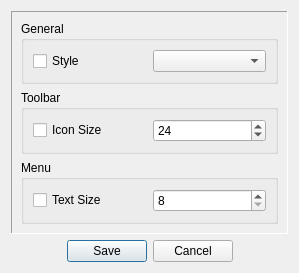
First picture: the form in librecad/src/ui/forms/lc_widgetoptionsdialog.ui, repository LibreCAD/LibreCAD, before the edit.
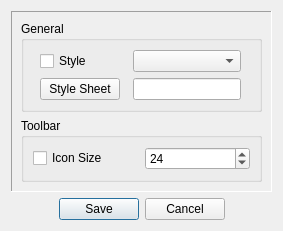
Second picture: the form after the edit.

Commit message:
added style sheet option; issue #628
& removed menu text size option in favor of adding QMenu {font-size:
16px} to a custom style sheet

& removed the check for the current style... it was overly complicated
and the style className is changed to "StyleSheet" if one has been set
via qApp

This unlocks the awesome power of style sheets!
You can name your file whatever you want (e.g. style_sheet.txt)
http://doc.qt.io/qt-5/stylesheet.html

The edit to the form file:
```diff
--- a/librecad/src/ui/forms/lc_widgetoptionsdialog.ui
+++ b/librecad/src/ui/forms/lc_widgetoptionsdialog.ui
@@ -6,8 +6,8 @@
    <rect>
     <x>0</x>
     <y>0</y>
-    <width>299</width>
-    <height>259</height>
+    <width>283</width>
+    <height>222</height>
    </rect>
   </property>
   <property name="windowTitle">
@@ -28,12 +28,24 @@
      <layout class="QGridLayout" name="gridLayout">
       <item row="1" column="0">
        <widget class="QGroupBox" name="groupBox">
+        <property name="sizePolicy">
+         <sizepolicy hsizetype="Preferred" vsizetype="Maximum">
+          <horstretch>0</horstretch>
+          <verstretch>0</verstretch>
+         </sizepolicy>
+        </property>
         <property name="title">
          <string>Toolbar</string>
         </property>
         <layout class="QGridLayout" name="gridLayout_2">
          <item row="0" column="0">
           <widget class="QCheckBox" name="toolbar_icon_size_checkbox">
+           <property name="sizePolicy">
+            <sizepolicy hsizetype="Preferred" vsizetype="Fixed">
+             <horstretch>0</horstretch>
+             <verstretch>0</verstretch>
+            </sizepolicy>
+           </property>
            <property name="text">
             <string>Icon Size</string>
            </property>
@@ -41,6 +53,12 @@
          </item>
          <item row="0" column="1">
           <widget class="QSpinBox" name="toolbar_icon_size_spinbox">
+           <property name="sizePolicy">
+            <sizepolicy hsizetype="Preferred" vsizetype="Fixed">
+             <horstretch>0</horstretch>
+             <verstretch>0</verstretch>
+            </sizepolicy>
+           </property>
            <property name="minimum">
             <number>8</number>
            </property>
@@ -55,32 +73,6 @@
         </layout>
        </widget>
       </item>
-      <item row="2" column="0">
-       <widget class="QGroupBox" name="groupBox_2">
-        <property name="title">
-         <string>Menu</string>
-        </property>
-        <layout class="QGridLayout" name="gridLayout_3">
-         <item row="0" column="0">
-          <widget class="QCheckBox" name="menu_text_size_checkbox">
-           <property name="text">
-            <string>Text Size</string>
-           </property>
-          </widget>
-         </item>
-         <item row="0" column="1">
-          <widget class="QSpinBox" name="menu_text_size_spinbox">
-           <property name="minimum">
-            <number>8</number>
-           </property>
-           <property name="maximum">
-            <number>64</number>
-           </property>
-          </widget>
-         </item>
-        </layout>
-       </widget>
-      </item>
       <item row="0" column="0">
        <widget class="QGroupBox" name="groupBox_3">
         <property name="title">
@@ -95,7 +87,37 @@
           </widget>
          </item>
          <item row="0" column="1">
-          <widget class="QComboBox" name="style_combobox"/>
+          <widget class="QComboBox" name="style_combobox">
+           <property name="sizePolicy">
+            <sizepolicy hsizetype="Preferred" vsizetype="Fixed">
+             <horstretch>0</horstretch>
+             <verstretch>0</verstretch>
+            </sizepolicy>
+           </property>
+          </widget>
+         </item>
+         <item row="1" column="1">
+          <widget class="QLineEdit" name="stylesheet_field">
+           <property name="sizePolicy">
+            <sizepolicy hsizetype="Maximum" vsizetype="Fixed">
+             <horstretch>0</horstretch>
+             <verstretch>0</verstretch>
+            </sizepolicy>
+           </property>
+          </widget>
+         </item>
+         <item row="1" column="0">
+          <widget class="QPushButton" name="stylesheet_button">
+           <property name="sizePolicy">
+            <sizepolicy hsizetype="Maximum" vsizetype="Fixed">
+             <horstretch>0</horstretch>
+             <verstretch>0</verstretch>
+            </sizepolicy>
+           </property>
+           <property name="text">
+            <string>Style Sheet</string>
+           </property>
+          </widget>
          </item>
         </layout>
        </widget>
```
Left out of the diff: 11 changed lines with no effect on the pictures. The commit also changes 3 other files.
